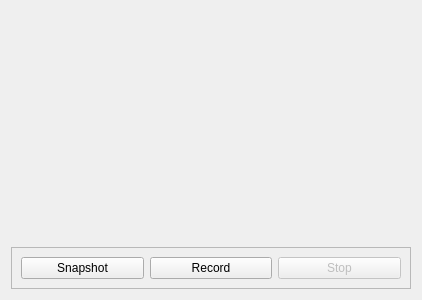
audetto/qctv, file playframe.ui: the form before one commit.
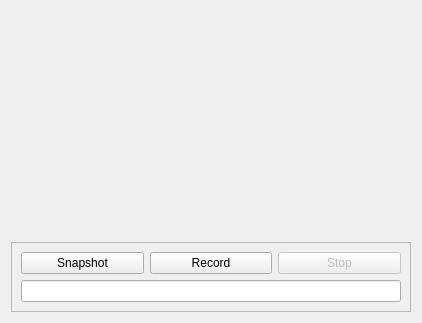
The form after the commit.

```diff
--- a/playframe.ui
+++ b/playframe.ui
@@ -38,22 +38,22 @@
      <property name="frameShadow">
       <enum>QFrame::Raised</enum>
      </property>
-     <layout class="QHBoxLayout" name="horizontalLayout">
-      <item>
-       <widget class="QPushButton" name="snapshot">
-        <property name="text">
-         <string>Snapshot</string>
-        </property>
-       </widget>
-      </item>
-      <item>
+     <layout class="QGridLayout" name="gridLayout">
+      <item row="0" column="1">
        <widget class="QPushButton" name="record">
         <property name="text">
          <string>Record</string>
         </property>
        </widget>
       </item>
-      <item>
+      <item row="0" column="0">
+       <widget class="QPushButton" name="snapshot">
+        <property name="text">
+         <string>Snapshot</string>
+        </property>
+       </widget>
+      </item>
+      <item row="0" column="2">
        <widget class="QPushButton" name="stop">
         <property name="enabled">
          <bool>false</bool>
@@ -63,6 +63,13 @@
         </property>
        </widget>
       </item>
+      <item row="1" column="0" colspan="3">
+       <widget class="QLineEdit" name="status">
+        <property name="readOnly">
+         <bool>true</bool>
+        </property>
+       </widget>
+      </item>
      </layout>
     </widget>
    </item>
```
